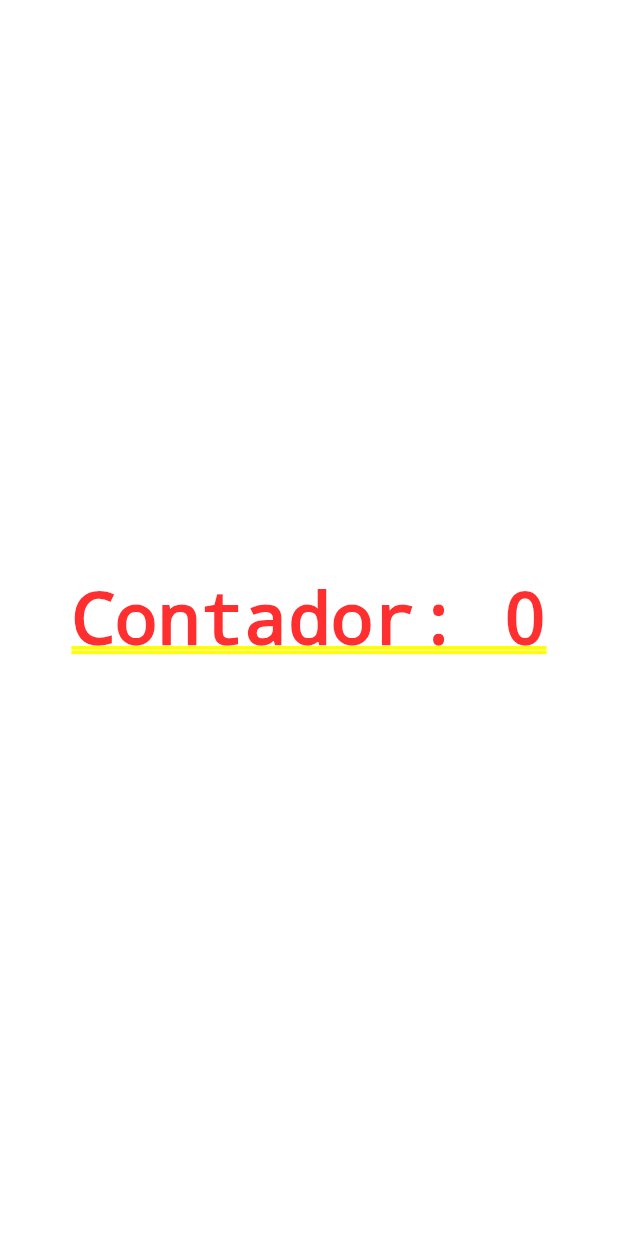
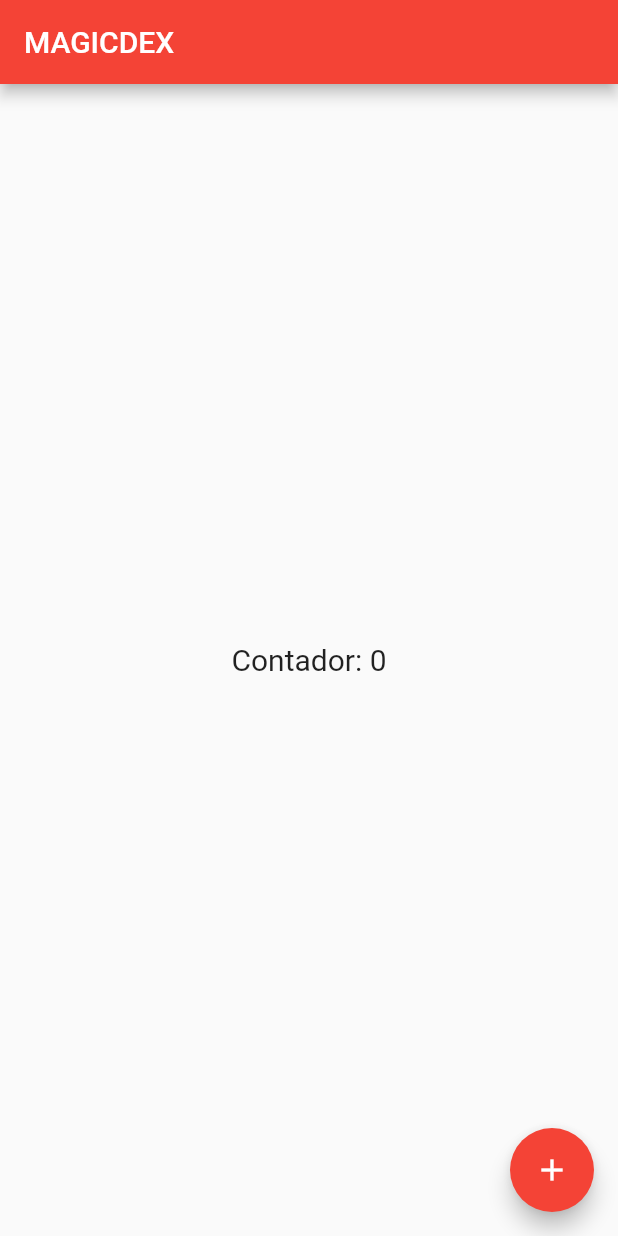
Before and after one commit to juliobomfim/cadflutter, a Flutter app: the screen it shows after launch, on a phone screen of 412 x 824 dp. Run offline on Flutter 3.47's test engine with Material 2 defaults, Android fonts, the phone set to English and light mode, and no system bars.

Commit message:
Ajuste de layout principal

```diff
--- a/lib/home_page.dart
+++ b/lib/home_page.dart
@@ -12,16 +12,27 @@ class HomePageState extends State<HomePage> {
 
   @override
   Widget build(BuildContext context) {
-    return Container(
-      child: Center(
+   return Scaffold(
+     appBar: AppBar(
+       title: Text("MAGICDEX")
+       ),
+     body: Center(
        child: GestureDetector(
-          child: Text('Contador: $counter'),
+         child: Text('Contador: $counter',
+         style: TextStyle(fontSize: 20)),
          onTap: () {
            setState(() {
              counter++;
            });
-          }
-        )
+         }),
+     ),
+      floatingActionButton: FloatingActionButton(
+         child: Icon(Icons.add),
+         onPressed: () {
+           setState(() {
+             counter++;
+           });
+         },
        ),
    );
   }
```
Lines whose indentation alone changed are shown as unchanged.
